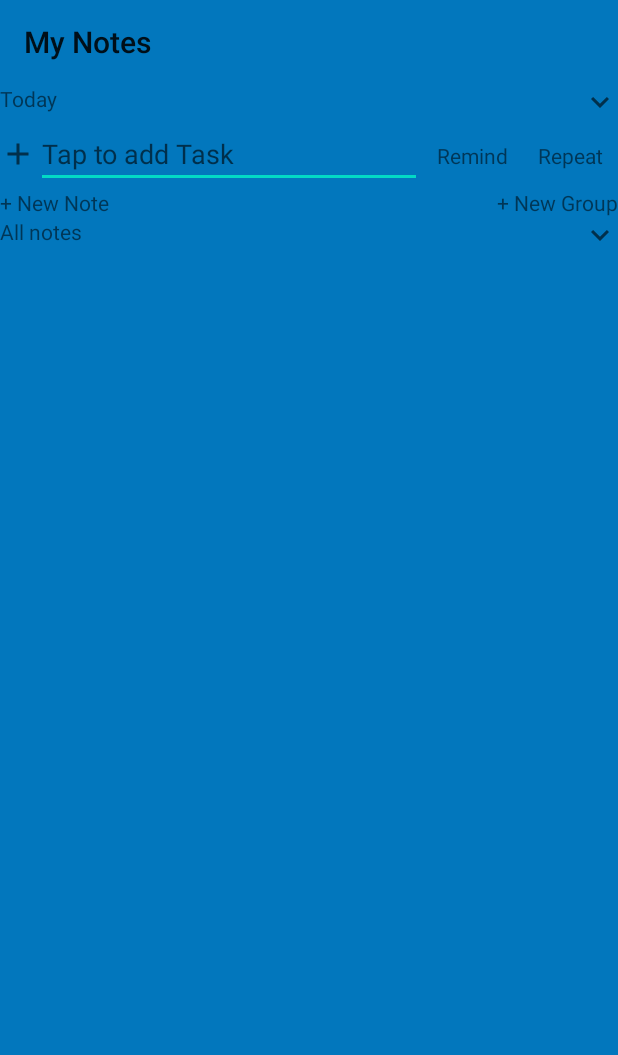
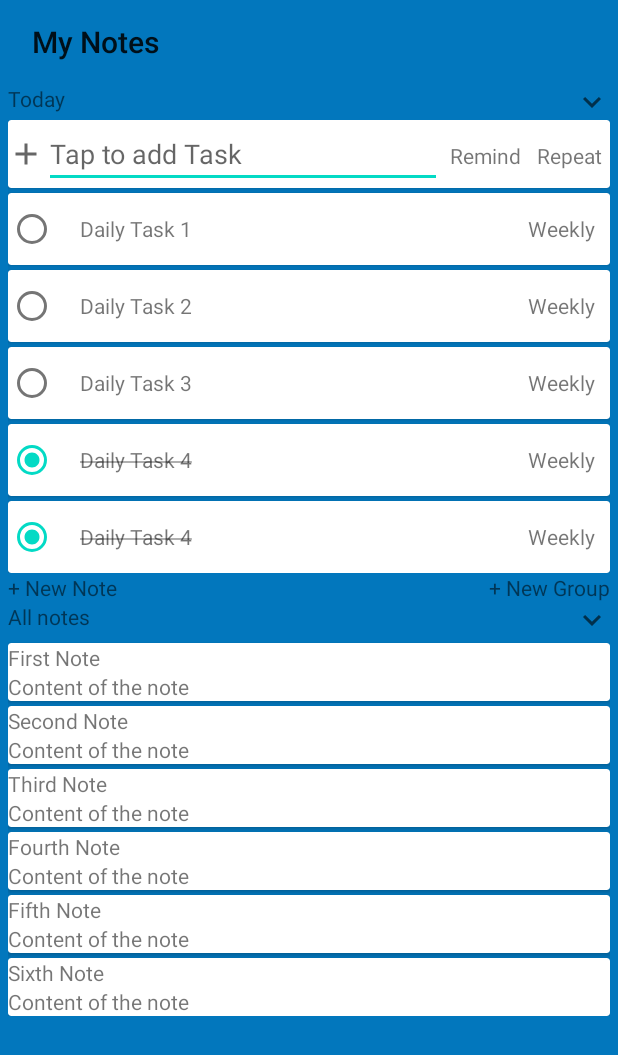
Before and after one commit to abhikant28/TheToDo, an Android app: the screen it shows after launch (MainActivity), on a phone screen of 412 x 824 dp. Shown: the top 1055 px of the screen. Run offline under Robolectric (Android 15) with nearby library versions, the phone set to English and light mode, and no system bars.

Commit message:
Working on Notes Groups

```diff
--- a/app/src/main/java/com/example/thetodo/Groups.java
+++ b/app/src/main/java/com/example/thetodo/Groups.java
@@ -5,12 +5,10 @@ import java.util.ArrayList;
 public class Groups {
     private String g_id,title;
     private boolean hidden;
-    private ArrayList<Notes> notes;
 
-    public Groups(String g_id, String title, ArrayList<Notes> notes) {
+    public Groups(String g_id, String title) {
         this.g_id = g_id;
         this.title = title;
         this.hidden = hidden;
-        this.notes = notes;
     }
 }
--- a/app/src/main/java/com/example/thetodo/MainActivity.java
+++ b/app/src/main/java/com/example/thetodo/MainActivity.java
@@ -1,9 +1,14 @@
 package com.example.thetodo;
 
 import androidx.appcompat.app.AppCompatActivity;
+import androidx.recyclerview.widget.DefaultItemAnimator;
+import androidx.recyclerview.widget.LinearLayoutManager;
 import androidx.recyclerview.widget.RecyclerView;
 
 import android.os.Bundle;
+import android.text.Editable;
+import android.text.TextWatcher;
+import android.view.View;
 import android.widget.EditText;
 import android.widget.ImageButton;
 import android.widget.TextView;
@@ -17,8 +22,11 @@ public class MainActivity extends AppCompatActivity {
     static public ArrayList<Notes> allNotes = new ArrayList<>();
 
     private RecyclerView task_RecyclerView;
+    public Task_RecyclerView_Adapter.RecyclerViewClickListener task_listener;
     private RecyclerView notes_group_RecyclerView;
+    public Task_RecyclerView_Adapter.RecyclerViewClickListener groups_listener;
     private RecyclerView notes_all_RecyclerView;
+    public Notes_RecyclerView_Adapter.RecyclerViewClickListener allNotes_listener;
 
     private EditText ev_task_tapToAdd;
     private TextView tv_task_remind;
@@ -47,19 +55,55 @@ public class MainActivity extends AppCompatActivity {
         demoNotesData();
         demoTaskData();
 
+        setTaskAdapter();
+        setAllNotesAdapter();
 
+        ev_task_tapToAdd.addTextChangedListener(checkText);
 
     }
 
+    private TextWatcher checkText = new TextWatcher() {
+        @Override
+        public void beforeTextChanged(CharSequence charSequence, int i, int i1, int i2) {
+
+        }
+
+        @Override
+        public void onTextChanged(CharSequence charSequence, int start, int before, int count) {
+                ib_add_task.setClickable((charSequence.length()>0));
+        }
+
+        @Override
+        public void afterTextChanged(Editable editable) {
+
+        }
+    };
+
+    private void setTaskAdapter() {
+        Task_RecyclerView_Adapter adapter = new Task_RecyclerView_Adapter(myTasks, task_listener);
+        RecyclerView.LayoutManager layoutManager = new LinearLayoutManager(getApplicationContext());
+        task_RecyclerView.setLayoutManager(layoutManager);
+        task_RecyclerView.setItemAnimator(new DefaultItemAnimator());
+        task_RecyclerView.setAdapter(adapter);
+    }
+
+    private void setAllNotesAdapter() {
+        Notes_RecyclerView_Adapter adapter = new Notes_RecyclerView_Adapter(allNotes, allNotes_listener);
+        RecyclerView.LayoutManager layoutManager = new LinearLayoutManager(getApplicationContext());
+        notes_all_RecyclerView.setLayoutManager(layoutManager);
+        notes_all_RecyclerView.setItemAnimator(new DefaultItemAnimator());
+        notes_all_RecyclerView.setAdapter(adapter);
+    }
 
 
     private void demoTaskData() {
-        myTasks.add(new Tasks("Daily Task 1",true,"Weekly"));
-        myTasks.add(new Tasks("Daily Task 2",true,"Weekly"));
-        myTasks.add(new Tasks("Daily Task 3",true,"Weekly"));
-        myTasks.add(new Tasks("Daily Task 4",false,"Weekly"));
-        myTasks.add(new Tasks("Daily Task 5",true,"Weekly"));
+        myTasks.add(new Tasks("Daily Task 1",false,"Weekly"));
+        myTasks.add(new Tasks("Daily Task 2",false,"Weekly"));
+        myTasks.add(new Tasks("Daily Task 3",false,"Weekly"));
+        myTasks.add(new Tasks("Daily Task 4",true,"Weekly"));
+        myTasks.add(new Tasks("Daily Task 5",false,"Weekly"));
     }
+
     private void demoNotesData(){
         allNotes.add(new Notes("First Note","Content of the note"));
         allNotes.add(new Notes("Second Note","Content of the note"));
@@ -68,10 +112,16 @@ public class MainActivity extends AppCompatActivity {
         allNotes.add(new Notes("Fifth Note","Content of the note"));
         allNotes.add(new Notes("Sixth Note","Content of the note"));
     }
+
     private void demoGroupsData(){
-        myGroups.add(new Groups("awsdw","First Group",allNotes));
-        myGroups.add(new Groups("awsdw","Second Group",allNotes));
-        myGroups.add(new Groups("awsdw","Third Group",allNotes));
-        myGroups.add(new Groups("awsdw","Fourth Group",allNotes));
+        myGroups.add(new Groups("awsdw","First Group"));
+        myGroups.add(new Groups("awsdw","Second Group"));
+        myGroups.add(new Groups("awsdw","Third Group"));
+        myGroups.add(new Groups("awsdw","Fourth Group"));
+    }
+
+    public void addTask(View view) {
+        myTasks.add(0,new Tasks(ev_task_tapToAdd.getText().toString(),false,"Daily"));
+        ev_task_tapToAdd.setText("");
     }
 }
--- a/app/src/main/java/com/example/thetodo/Notes.java
+++ b/app/src/main/java/com/example/thetodo/Notes.java
@@ -1,10 +1,30 @@
 package com.example.thetodo;
 
 public class Notes {
-    private String title,body;
+    private String title,body,date,g_id;
 
     public Notes(String title, String body) {
         this.title = title;
         this.body = body;
     }
+
+    public void setDate(String date) {
+        this.date = date;
+    }
+
+    public void setG_id(String g_id) {
+        this.g_id = g_id;
+    }
+
+    public String getTitle() {
+        return title;
+    }
+
+    public String getBody() {
+        return body;
+    }
+
+    public String getDate() {
+        return date;
+    }
 }
--- /dev/null
+++ b/app/src/main/java/com/example/thetodo/Notes_RecyclerView_Adapter.java
@@ -0,0 +1,66 @@
+package com.example.thetodo;
+
+import android.view.LayoutInflater;
+import android.view.View;
+import android.view.ViewGroup;
+import android.widget.TextView;
+
+import androidx.annotation.NonNull;
+import androidx.recyclerview.widget.RecyclerView;
+
+import java.util.ArrayList;
+
+public class Notes_RecyclerView_Adapter extends RecyclerView.Adapter<Notes_RecyclerView_Adapter.MyViewHolder> {
+    private Notes_RecyclerView_Adapter.RecyclerViewClickListener listener;
+
+    public Notes_RecyclerView_Adapter(ArrayList<Notes> allNotes, RecyclerViewClickListener allNotes_listener) {
+        this.listener=allNotes_listener;
+    }
+
+    @NonNull
+    @Override
+    public Notes_RecyclerView_Adapter.MyViewHolder onCreateViewHolder(@NonNull ViewGroup parent, int viewType) {
+        View itemView= LayoutInflater.from(parent.getContext()).inflate(R.layout.main_super_list_item_note, parent,false);
+        return new MyViewHolder(itemView);
+    }
+
+    @Override
+    public void onBindViewHolder(@NonNull Notes_RecyclerView_Adapter.MyViewHolder holder, int position) {
+        String title= MainActivity.allNotes.get(position).getTitle();
+        String about=MainActivity.allNotes.get(position).getBody();
+        String date=MainActivity.allNotes.get(position).getDate();
+
+        if(title.length()!=0){
+            holder.tv_title.setText(title);
+        }
+        holder.tv_full.setText(about);
+        holder.tv_date.setText(date);
+    }
+
+    @Override
+    public int getItemCount() {
+        return MainActivity.allNotes.size();
+    }
+
+    public class MyViewHolder extends RecyclerView.ViewHolder implements View.OnClickListener{
+        private TextView tv_title;
+        private TextView tv_full;
+        private TextView tv_date;
+
+        public MyViewHolder(@NonNull View itemView) {
+            super(itemView);
+            tv_date=itemView.findViewById(R.id.Main_RecyclerView_List_Item_Time);
+            tv_title=itemView.findViewById(R.id.Main_RecyclerView_List_Item_Title);
+            tv_full=itemView.findViewById(R.id.Main_RecyclerView_List_Item_Sub);
+        }
+
+        @Override
+        public void onClick(View view) {
+            listener.onClick(view, getAdapterPosition());
+        }
+    }
+
+    public interface RecyclerViewClickListener {
+        void onClick(View v, int position);
+    }
+}
--- a/app/src/main/java/com/example/thetodo/task_RecyclerView_Adapter.java
+++ b/app/src/main/java/com/example/thetodo/Task_RecyclerView_Adapter.java
@@ -1,15 +1,11 @@
 package com.example.thetodo;
 
 import android.graphics.Paint;
-import android.icu.text.DateTimePatternGenerator;
 import android.view.LayoutInflater;
 import android.view.View;
 import android.view.ViewGroup;
 import android.widget.CompoundButton;
-import android.widget.ImageButton;
-import android.widget.ImageView;
 import android.widget.RadioButton;
-import android.widget.RadioGroup;
 import android.widget.TextView;
 
 import androidx.annotation.NonNull;
@@ -18,23 +14,25 @@ import androidx.recyclerview.widget.RecyclerView;
 import java.util.ArrayList;
 import java.util.concurrent.TimeUnit;
 
-public class task_RecyclerView_Adapter extends RecyclerView.Adapter<task_RecyclerView_Adapter.MyViewHolder> {
+public class Task_RecyclerView_Adapter extends RecyclerView.Adapter<Task_RecyclerView_Adapter.MyViewHolder> {
     private RecyclerViewClickListener listener;
 
-    public task_RecyclerView_Adapter(ArrayList<Tasks> tasks, RecyclerViewClickListener listener){
+    public Task_RecyclerView_Adapter(ArrayList<Tasks> tasks, RecyclerViewClickListener listener){
         this.listener= listener;
     }
 
     public class MyViewHolder extends RecyclerView.ViewHolder implements View.OnClickListener{
         private RadioButton rb_Tasks_completed;
         private TextView tv_type;
+        private TextView tv_title;
 
         public MyViewHolder(@NonNull View view) {
             super(view);
             tv_type = view.findViewById(R.id.Main_Task_List_Item_Type);
             rb_Tasks_completed= view.findViewById(R.id.Main_Task_List_Item_radioButton);
+            tv_title=view.findViewById(R.id.Main_Task_List_Item_Title);
 
-            rb_Tasks_completed.setOnClickListener(new View.OnClickListener() {
+            tv_title.setOnClickListener(new View.OnClickListener() {
                 @Override
                 public void onClick(View view) {
                     tv_type.getLayoutParams().height = ViewGroup.LayoutParams.WRAP_CONTENT;
@@ -47,15 +45,9 @@ public class task_RecyclerView_Adapter extends RecyclerView.Adapter<task_Recycle
                 public void onCheckedChanged(CompoundButton compoundButton, boolean b) {
                     if(b){
                         MainActivity.myTasks.get(getAdapterPosition()).setCompleted(true);
-                        compoundButton.setPaintFlags(compoundButton.getPaintFlags() | Paint.STRIKE_THRU_TEXT_FLAG);
-                        try {
-                            TimeUnit.SECONDS.sleep(2);
-                        } catch (InterruptedException e) {
-                            e.printStackTrace();
-                        }finally {
+                        tv_title.setPaintFlags(compoundButton.getPaintFlags() | Paint.STRIKE_THRU_TEXT_FLAG);
                             MainActivity.myTasks.add(MainActivity.myTasks.get(getAdapterPosition()));
                             MainActivity.myTasks.remove(getAdapterPosition());
-                        }
                     }
                 }
             });
@@ -67,21 +59,20 @@ public class task_RecyclerView_Adapter extends RecyclerView.Adapter<task_Recycle
         }
     }
 
-
     @NonNull
     @Override
-    public task_RecyclerView_Adapter.MyViewHolder onCreateViewHolder(@NonNull ViewGroup parent, int viewType) {
+    public Task_RecyclerView_Adapter.MyViewHolder onCreateViewHolder(@NonNull ViewGroup parent, int viewType) {
         View itemView= LayoutInflater.from(parent.getContext()).inflate(R.layout.main_task_list_item, parent,false);
         return new MyViewHolder(itemView);
     }
 
     @Override
-    public void onBindViewHolder(@NonNull task_RecyclerView_Adapter.MyViewHolder holder, int position) {
+    public void onBindViewHolder(@NonNull Task_RecyclerView_Adapter.MyViewHolder holder, int position) {
     String Title = MainActivity.myTasks.get(position).getTitle();
     String type= MainActivity.myTasks.get(position).getType();
     boolean completed = MainActivity.myTasks.get(position).isCompleted();
 
-    holder.rb_Tasks_completed.setText(Title);
+    holder.tv_title.setText(Title);
     holder.tv_type.setText(type);
     holder.rb_Tasks_completed.setChecked(completed);
         if(completed) {
@@ -93,6 +84,7 @@ public class task_RecyclerView_Adapter extends RecyclerView.Adapter<task_Recycle
     public int getItemCount() {
         return MainActivity.myTasks.size();
     }
+
     public interface RecyclerViewClickListener{
         void onClick(View v, int position);
     }
--- a/app/src/main/res/layout/activity_main.xml
+++ b/app/src/main/res/layout/activity_main.xml
@@ -4,7 +4,8 @@
     android:layout_width="match_parent"
     android:layout_height="match_parent"
     tools:context=".MainActivity"
-    android:background="#0277BD">
+    android:background="#0277BD"
+    android:paddingHorizontal="5dp">
     <ScrollView
         android:layout_width="match_parent"
         android:layout_height="match_parent">
@@ -25,7 +26,10 @@
             android:layout_width="match_parent"
             android:layout_height="wrap_content"
             android:orientation="vertical">
-        <LinearLayout
+        <androidx.cardview.widget.CardView
+            android:layout_width="match_parent"
+            android:layout_height="wrap_content">
+            <LinearLayout
             android:layout_width="match_parent"
             android:layout_height="wrap_content"
             android:orientation="horizontal">
@@ -35,6 +39,7 @@
                 android:layout_height="wrap_content"
                 android:layout_gravity="center"
                 android:clickable="false"
+                android:onClick="addTask"
                 android:background="@drawable/ic_baseline_add_24"/>
             <EditText
                 android:id="@+id/Main_Task_TapToAdd"
@@ -46,15 +51,16 @@
                 android:id="@+id/Main_Task_TextView_Remind"
                 android:layout_width="wrap_content"
                 android:layout_height="wrap_content"
-                android:paddingHorizontal="10dp"
+                android:paddingHorizontal="5dp"
                 android:text="Remind"/>
             <TextView
                 android:id="@+id/Main_Task_TextView_Repeat"
                 android:layout_width="wrap_content"
                 android:layout_height="wrap_content"
-                android:paddingHorizontal="10dp"
+                android:paddingHorizontal="5dp"
                 android:text="Repeat"/>
         </LinearLayout>
+        </androidx.cardview.widget.CardView>
             <androidx.recyclerview.widget.RecyclerView
                 android:id="@+id/Main_Super_Task_RecyclerView"
                 android:layout_width="match_parent"
@@ -90,11 +96,11 @@
             android:id="@+id/Main_Super_RecyclerView_AllNotes_List"
             android:layout_width="match_parent"
             android:layout_height="wrap_content"
-            tools:listitem="@layout/main_super_list_item"/>
+            tools:listitem="@layout/main_super_list_item_note"/>
         <androidx.recyclerview.widget.RecyclerView
             android:id="@+id/Main_Notes_Super_RecyclerView"
             android:layout_width="match_parent"
             android:layout_height="wrap_content"
-            tools:listitem="@layout/main_recycler_super_list_item" />
+            tools:listitem="@layout/main_recycler_super_list_item_group" />
     </LinearLayout></ScrollView>
 </androidx.constraintlayout.widget.ConstraintLayout>
--- a/app/src/main/res/layout/main_recycler_super_list_item.xml
+++ b/app/src/main/res/layout/main_recycler_super_list_item_group.xml
@@ -14,7 +14,7 @@
         android:id="@+id/Main_Super_RecyclerView_List_Item_List"
         android:layout_width="match_parent"
         android:layout_height="wrap_content"
-        tools:listitem="@layout/main_super_list_item"/>
+        tools:listitem="@layout/main_super_list_item_note"/>
     <TextView
         android:id="@+id/Main_Super_RecyclerView_List_Item_TapToAdd"
         android:layout_width="match_parent"
--- a/app/src/main/res/layout/main_super_list_item.xml
+++ b/app/src/main/res/layout/main_super_list_item_note.xml
@@ -5,21 +5,28 @@
     android:elevation="10dp"
     android:layout_marginTop="3dp">
 
-    <LinearLayout
-        android:layout_width="match_parent"
-        android:layout_height="match_parent"
-        android:orientation="vertical">
-
-        <TextView
-            android:id="@+id/Main_RecyclerView_List_Item_Title"
-            android:layout_width="match_parent"
-            android:layout_height="wrap_content"
-            android:text="Title" />
-
         <LinearLayout
             android:layout_width="match_parent"
             android:layout_height="wrap_content"
             android:orientation="horizontal">
+
+            <LinearLayout
+                android:layout_width="wrap_content"
+                android:layout_height="wrap_content"
+                android:orientation="vertical"
+                android:layout_weight="1">
+            <TextView
+                android:id="@+id/Main_RecyclerView_List_Item_Title"
+                android:layout_width="wrap_content"
+                android:layout_height="wrap_content"
+                android:text="Title" />
+                <TextView
+                    android:id="@+id/Main_RecyclerView_List_Item_Sub"
+                    android:layout_width="wrap_content"
+                    android:layout_height="wrap_content"
+                    android:text="About" />
+
+        </LinearLayout>
 
             <TextView
                 android:id="@+id/Main_RecyclerView_List_Item_Time"
@@ -27,11 +34,5 @@
                 android:layout_height="wrap_content"
                 android:text="When" />
 
-            <TextView
-                android:id="@+id/Main_RecyclerView_List_Item_Sub"
-                android:layout_width="wrap_content"
-                android:layout_height="wrap_content"
-                android:text="About" />
-        </LinearLayout>
     </LinearLayout>
 </androidx.cardview.widget.CardView>
--- a/app/src/main/res/layout/main_task_list_item.xml
+++ b/app/src/main/res/layout/main_task_list_item.xml
@@ -11,11 +11,15 @@
 
     <RadioButton
         android:id="@+id/Main_Task_List_Item_radioButton"
+        android:layout_width="wrap_content"
+        android:layout_height="wrap_content"
+        android:checked="false"/>
+    <TextView
+        android:id="@+id/Main_Task_List_Item_Title"
         android:layout_width="0dp"
         android:layout_height="wrap_content"
-        android:layout_weight="1"
-        android:checked="true"
-        android:text="Task Title" />
+        android:text="Task Title"
+        android:layout_weight="1"/>
     <TextView
         android:id="@+id/Main_Task_List_Item_Type"
         android:layout_width="wrap_content"
```
